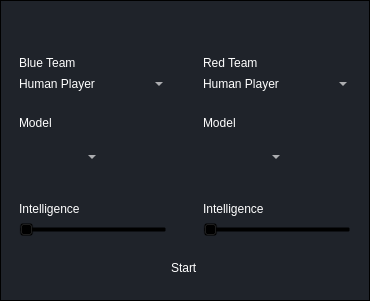
The window that ui/dialogs/open_practice_draft.ui (elian-olbz/mlbb-drafting-and-simulation-tools) describes before a commit, drawn with Qt 5.
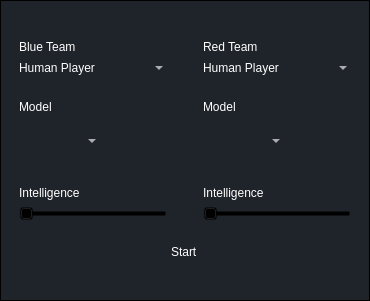
The same window after the commit. Icons and pictures are not drawn.

```diff
--- a/ui/dialogs/open_practice_draft.ui
+++ b/ui/dialogs/open_practice_draft.ui
@@ -58,7 +58,7 @@
       <property name="bottomMargin">
        <number>0</number>
       </property>
-      <item>
+      <item alignment="Qt::AlignTop">
        <widget class="QWidget" name="main_widget" native="true">
         <property name="styleSheet">
          <string notr="true">*{
```
